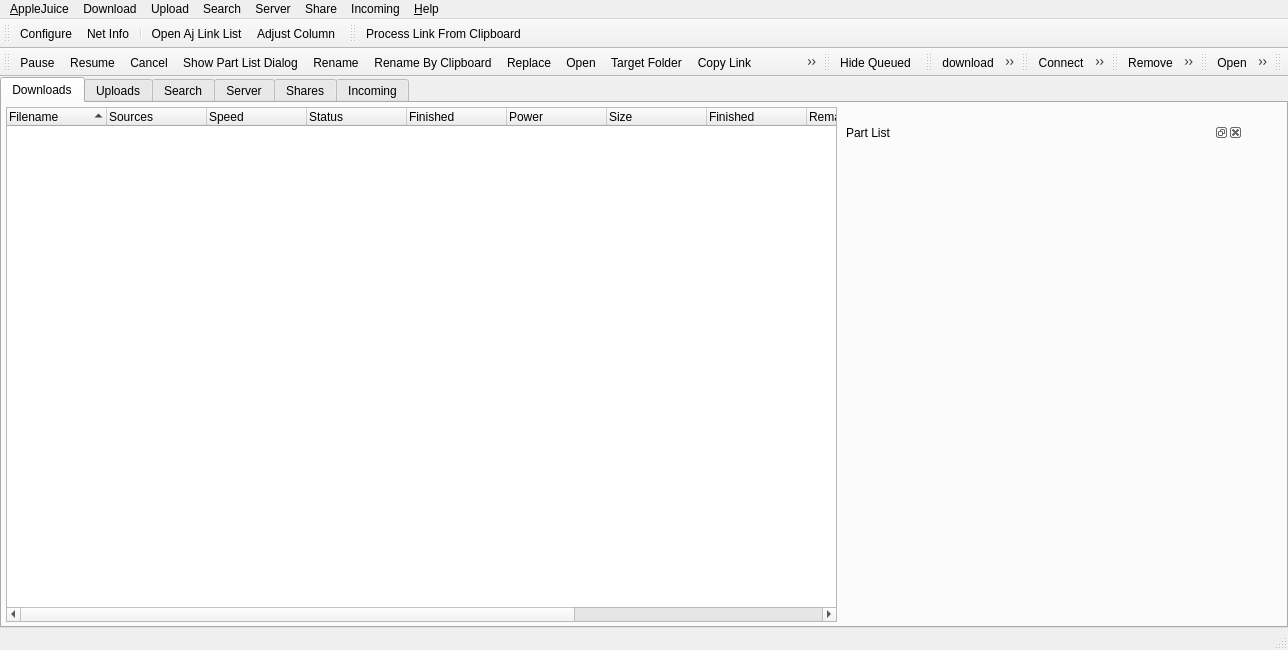
applejuicenetz/gui-juicer, file src/mainwindowbase.ui: the form before one commit.
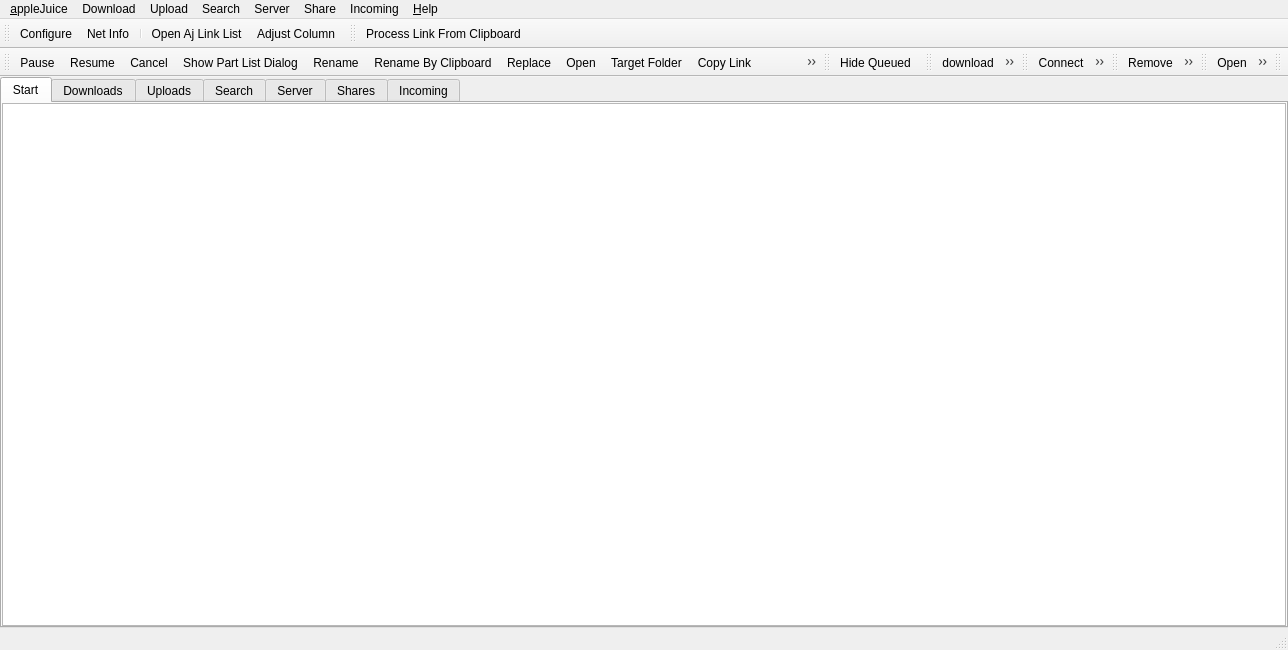
The form after the commit. Icons and pictures are not drawn. Custom widgets are drawn as their Qt base class.

Commit message: Start-Tab mit News zur Core-Version, Schreibweise appleJuice, OpenSSL-Paketierung und Tests

Patch:
```diff
--- a/src/mainwindowbase.ui
+++ b/src/mainwindowbase.ui
@@ -30,6 +30,23 @@
       <property name="currentIndex">
        <number>0</number>
       </property>
+      <widget class="QWidget" name="start">
+       <attribute name="icon">
+        <iconset resource="images.qrc">
+         <normaloff>:/small/version.png</normaloff>:/small/version.png</iconset>
+       </attribute>
+       <attribute name="title">
+        <string>Start</string>
+       </attribute>
+       <layout class="QVBoxLayout" name="verticalLayout_start">
+        <property name="margin">
+         <number>0</number>
+        </property>
+        <item>
+         <widget class="QTextBrowser" name="newsBrowser"/>
+        </item>
+       </layout>
+      </widget>
       <widget class="DockMain" name="downloads">
        <attribute name="icon">
         <iconset resource="images.qrc">
@@ -702,7 +719,7 @@
    </property>
    <widget class="QMenu" name="menuAppleJuice">
     <property name="title">
-     <string>&amp;AppleJuice</string>
+     <string>&amp;appleJuice</string>
     </property>
     <addaction name="actionConfigure"/>
     <addaction name="actionNet_Info"/>
```
The commit also changes 11 other files.
